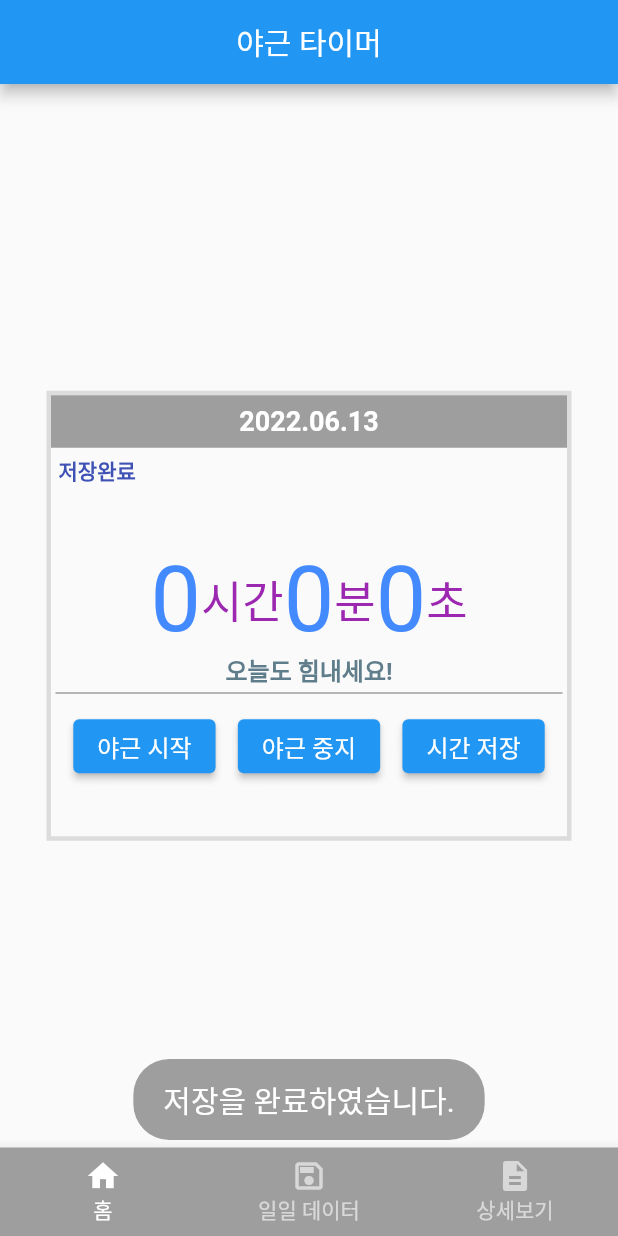
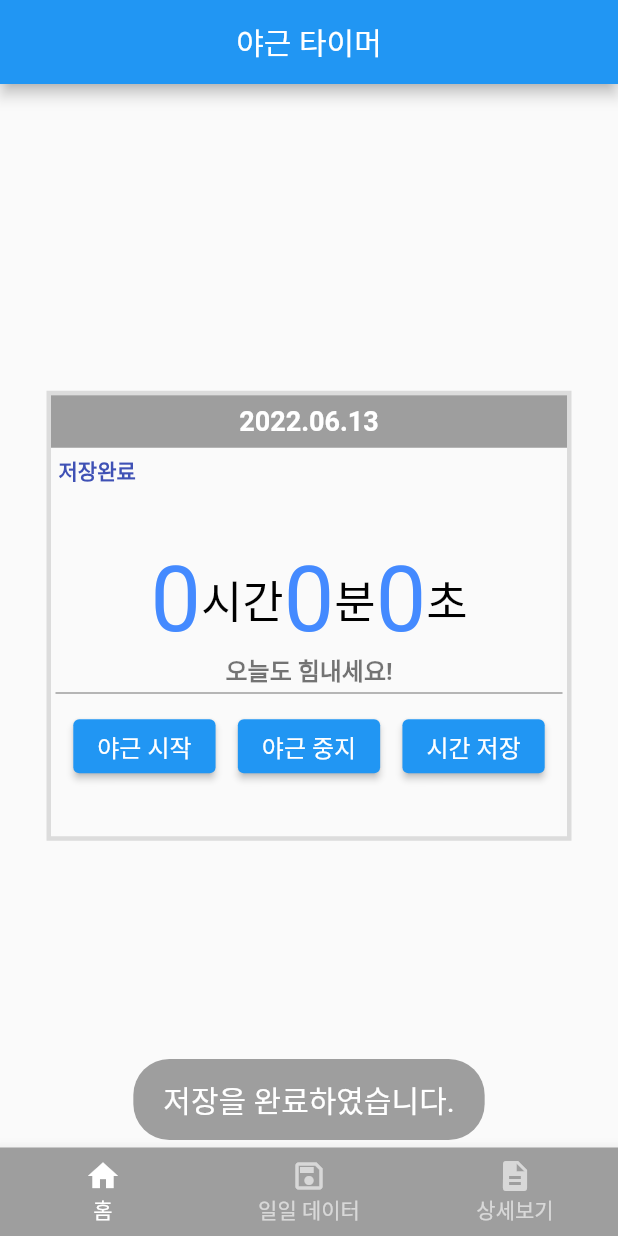
Before and after one commit to hoonjong96/nightwork_timer_memo, a Flutter app: the screen it shows after launch, after a tap on "야근 시작", after a tap on "시간 저장", on a phone screen of 412 x 824 dp. Run offline on Flutter 3.47's test engine with Material 2 defaults, Android fonts, the phone set to English and light mode, and no system bars; our stand-ins replace fluttertoast, shared_preferences.

Commit message:
2022.06.13 23:35 jongdroid - 주석을 수정하였습니다. - 더블따옴표 사용한 부분들 싱글따옴표로 수정하였습니다. - '시간' '분' '초' Text color -> black으로 수정

```diff
--- a/lib/main.dart
+++ b/lib/main.dart
@@ -17,9 +17,10 @@ void main() {
 }
 
 var today_date = DateFormat('yyyy.MM.dd').format(DateTime.now()); //오늘 날짜 저장 변수
-var showNowState = '대기중'; //현재 상태를 보여줌(야근 시작 / 중지)
+// 현재 상태를 표시하며  대기중, 야근중, 중지, 저장완료 4개의 상태를 저장하는 변수입니다.
+var showNowState = '대기중';
 
-// 다음페이지로 넘겨주는 데이터, 대기중은 초기값을 의미
+// 다음페이지로 넘겨주는 데이터, 데이터를 아직 받기전이므로 대기중 으로 초기화
 var saveNowTime = '대기중'; // 야근 시작 버튼 눌렀을때 시점의 시간 저장
 var saveWorkTime = '대기중'; // 야근한 시간 저장
 var saveEndTime = '대기중'; // 야근 종료한 시점의 시간을 저장
@@ -119,7 +120,7 @@ class _HomeScreenState extends State<HomeScreen> {
                     ),
                     Text(
                       '시간',
-                      style: TextStyle(fontSize: 30, color: Colors.purple),
+                      style: TextStyle(fontSize: 30, color: Colors.black),
                     ),
                     Text(
                       '$min',
@@ -127,7 +128,7 @@ class _HomeScreenState extends State<HomeScreen> {
                     ),
                     Text(
                       '분',
-                      style: TextStyle(fontSize: 30, color: Colors.purple),
+                      style: TextStyle(fontSize: 30, color: Colors.black),
                     ),
                     Text(
                       '$second',
@@ -135,7 +136,7 @@ class _HomeScreenState extends State<HomeScreen> {
                     ),
                     Text(
                       '초',
-                      style: TextStyle(fontSize: 30, color: Colors.purple),
+                      style: TextStyle(fontSize: 30, color: Colors.black),
                     ),
                   ],
                 ),
@@ -144,7 +145,7 @@ class _HomeScreenState extends State<HomeScreen> {
                 '오늘도 힘내세요!',
                 style: TextStyle(
                     fontSize: 16,
-                    color: Colors.blueGrey,
+                    color: Colors.black54,
                     fontWeight: FontWeight.bold),
               ),
               Container(
@@ -162,23 +163,21 @@ class _HomeScreenState extends State<HomeScreen> {
                       style: TextStyle(fontSize: 16),
                     ),
                     onPressed: () {
-                      saveNowTime = DateFormat('HH:mm').format(DateTime.now());  // 야근 시작 버튼을 눌렀을때 즉시 시간 기록(시:분만 저장)
-                      showNowState = "야근중"; // 현재 상태를 저장하는 변수
+                      saveNowTime = DateFormat('HH:mm').format(DateTime.now());  // 야근 시작 버튼을 눌렀을때 기준 시간 저장(시:분만 저장)
+                      showNowState = '야근중'; // 현재 상태를 저장하는 변수
                       startTimerBtn(); // 타이머 시작 함수 호출
-                      Navigator.pushNamed(context, '/DetailWork', // 다음 페이지로 위에서 저장한 야근 버튼 눌렀을때 시간 전달
-                          arguments: saveNowTime);
-                    },
+                      // 다음 페이지로 위에서 저장한 야근 버튼 눌렀을때 시간 전달
+                      Navigator.pushNamed(context, '/DetailWork',
+                          arguments: saveNowTime);},
                   ),
                   ElevatedButton(
                     child: Text(
                       '야근 중지',
-                      style: TextStyle(fontSize: 16),
-                    ),
+                      style: TextStyle(fontSize: 16),),
                     onPressed: () {
-                      showNowState = "중지";
+                      showNowState = '중지';
                       timer.cancel();
-                      setState(() {});
-                    },
+                      setState(() {});},
                   ),
                   ElevatedButton(
                     child: Text(
@@ -186,11 +185,11 @@ class _HomeScreenState extends State<HomeScreen> {
                       style: TextStyle(fontSize: 16),
                     ),
                     onPressed: () {
-                      showSaveMessageToast(); //저장 완료를 알림
-                      showNowState = "저장완료"; //저장 완료 상태임을 나타냄
-                      saveWorkTime = '${hour}시간 ${min}분'; // 타이머로 측정한 시간을 시간과 분만 저장함
+                      showSaveMessageToast(); //저장 완료 toast message
+                      showNowState = '저장완료'; //저장 완료 상태임을 나타냄
+                      saveWorkTime = '$hour시간 $min분'; // 타이머로 측정한 시간을 시간과 분만 저장함
                       saveEndTime = DateFormat('HH:mm').format(DateTime.now()); // 야근을 종료한 시간을 기록함
-                      resetTimerBtn(); // 타이머를 중단하고, 타이머 초기화
+                      resetTimerBtn(); // 타이머 초기화
 
                       // 다음페이지로 저장 버튼을 누른 당일의 날짜, 야근한 시간 데이터 전달
                       Navigator.pushNamed(context, '/DetailWork',
```
